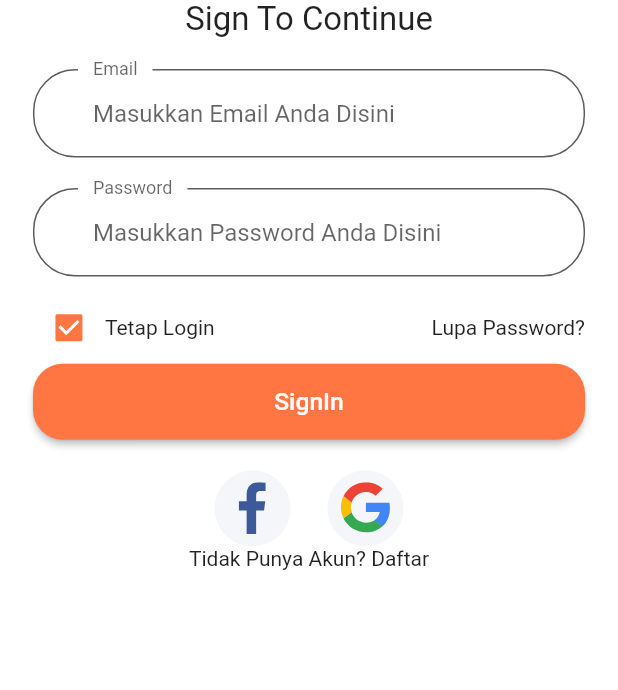
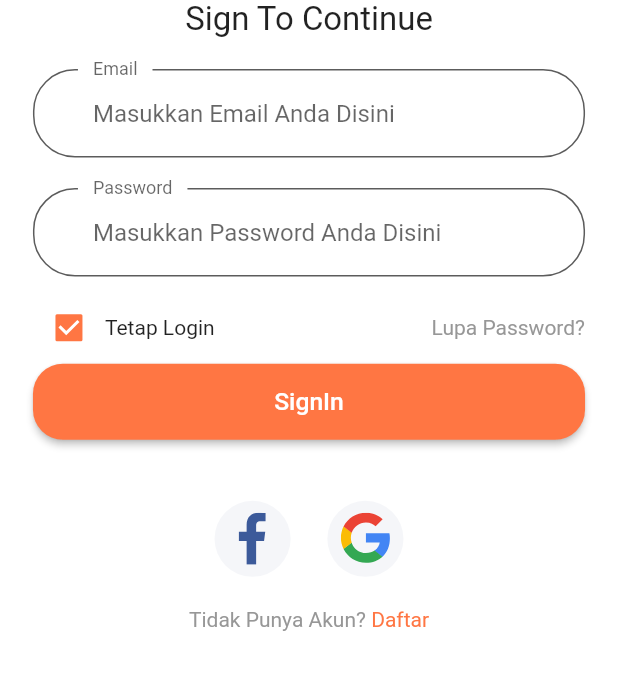
Before and after one commit to alwijein/flutter-tokotok, a Flutter app: the screen it shows after launch, after a tap on "SignIn", on a phone screen of 412 x 824 dp, the part 382-1072 px from its top. Run offline on Flutter 3.47's test engine with Material 2 defaults, Android fonts, the light colour scheme and no system bars; our stand-ins replace bloc, cloud_firestore, equatable, firebase_auth, firebase_core, flutter_bloc and 1 more; accounts and stored records are empty.

Commit message:
sign in add method

```diff
--- a/lib/constants.dart
+++ b/lib/constants.dart
@@ -12,17 +12,14 @@ const kTextColor = Color(0xFF7575757);
 
 const kAnimationDuration = Duration(milliseconds: 250);
 
-
-
-
 // Form Error
-// final RegExp emailValidatorRegExp =
-//     RegExp(r"^[a-zA-Z0-9.]+@[a-zA-Z0-9]+\.[a-zA-Z]+");
-// const String kEmailNullError = "Email Tidak Boleh Kosong";
-// const String kInvalidEmailError = "Mohon Masukkan Email Yang Valid";
-// const String kPassNullError = "Mohon Masukkan Password Anda";
-// const String kShortPassError = "Password Kurang Dari 8";
-// const String kMatchPassError = "Password Tidak Cocok";
-// const String kNamelNullError = "Mohon Masukkan Nama Anda";
-// const String kPhoneNumberNullError = "Mohon Masukkan Password Anda";
-// const String kAddressNullError = "Mohon Masukkan Email Anda";
+final RegExp emailValidatorRegExp =
+    RegExp(r"^[a-zA-Z0-9.]+@[a-zA-Z0-9]+\.[a-zA-Z]+");
+const String kEmailNullError = "Email Tidak Boleh Kosong";
+const String kInvalidEmailError = "Mohon Masukkan Email Yang Valid";
+const String kPassNullError = "Mohon Masukkan Password Anda";
+const String kShortPassError = "Password Kurang Dari 8";
+const String kMatchPassError = "Password Tidak Cocok";
+const String kNamelNullError = "Mohon Masukkan Nama Anda";
+const String kPhoneNumberNullError = "Mohon Masukkan Password Anda";
+const String kAddressNullError = "Mohon Masukkan Email Anda";
--- /dev/null
+++ b/lib/screens/components/costum_preffix_icon.dart
@@ -0,0 +1,28 @@
+import 'package:flutter/material.dart';
+import 'package:flutter_auth_new/size_config.dart';
+import 'package:flutter_svg/svg.dart';
+
+class CostumPreffixIcon extends StatelessWidget {
+  const CostumPreffixIcon({
+    Key? key,
+    required this.svgImg,
+  }) : super(key: key);
+
+  final String svgImg;
+
+  @override
+  Widget build(BuildContext context) {
+    return Padding(
+      padding: EdgeInsets.fromLTRB(
+        0,
+        getPropertionateScreenWidht(20),
+        getPropertionateScreenWidht(20),
+        getPropertionateScreenWidht(20),
+      ),
+      child: SvgPicture.asset(
+        svgImg,
+        height: getPropertionateScreenWidht(18),
+      ),
+    );
+  }
+}
--- a/lib/screens/components/primary_button.dart
+++ b/lib/screens/components/primary_button.dart
@@ -4,8 +4,12 @@ import 'package:flutter_auth_new/services/services.dart';
 import 'package:flutter_auth_new/size_config.dart';
 
 class PrimaryButton extends StatelessWidget {
-  const PrimaryButton({Key? key}) : super(key: key);
-
+  const PrimaryButton({
+    Key? key,
+    required this.email,
+    required this.password,
+  }) : super(key: key);
+  final String email, password;
   @override
   Widget build(BuildContext context) {
     final ButtonStyle primaryButton = ElevatedButton.styleFrom(
@@ -13,13 +17,14 @@ class PrimaryButton extends StatelessWidget {
         shape: RoundedRectangleBorder(
           borderRadius: BorderRadius.circular(20),
         ));
+
     return SizedBox(
       width: double.infinity,
       height: getPropertionateScreenHeight(50),
       child: ElevatedButton(
         style: primaryButton,
         onPressed: () {
-          AuthServices.signIn("admin@mail.io", "adminadmin");
+          AuthServices.signIn(email, password);
         },
         child: Text(
           "SignIn",
--- a/lib/screens/sign_in_screen/components/body.dart
+++ b/lib/screens/sign_in_screen/components/body.dart
@@ -1,5 +1,7 @@
 import 'package:flutter/material.dart';
+import 'package:flutter_auth_new/constants.dart';
 import 'package:flutter_auth_new/screens/sign_in_screen/components/sign_form.dart';
+import 'package:flutter_auth_new/screens/sign_in_screen/components/social_lite_card.dart';
 import 'package:flutter_auth_new/size_config.dart';
 import 'package:flutter_svg/flutter_svg.dart';
 
@@ -11,6 +13,7 @@ class Body extends StatelessWidget {
     return SafeArea(
       child: SizedBox(
         width: double.infinity,
+        child: SingleChildScrollView(
           child: Padding(
             padding: EdgeInsets.symmetric(
               horizontal: getPropertionateScreenWidht(20),
@@ -41,7 +44,44 @@ class Body extends StatelessWidget {
                   ),
                 ),
                 SignForm(),
+                Padding(
+                  padding: EdgeInsets.symmetric(
+                    vertical: getPropertionateScreenHeight(20),
+                  ),
+                  child: Row(
+                    crossAxisAlignment: CrossAxisAlignment.center,
+                    mainAxisAlignment: MainAxisAlignment.center,
+                    children: [
+                      SocialLiteCard(
+                        socialIcon: 'assets/icons/facebook-2.svg',
+                        press: () {},
+                      ),
+                      SocialLiteCard(
+                        socialIcon: 'assets/icons/google-icon.svg',
+                        press: () {},
+                      ),
                     ],
+                  ),
+                ),
+                Row(
+                  mainAxisAlignment: MainAxisAlignment.center,
+                  children: [
+                    Text(
+                      "Tidak Punya Akun? ",
+                      style: TextStyle(
+                        color: kSecondaryColor,
+                      ),
+                    ),
+                    Text(
+                      "Daftar",
+                      style: TextStyle(
+                        color: kPrimaryColor,
+                      ),
+                    ),
+                  ],
+                ),
+              ],
+            ),
           ),
         ),
       ),
--- a/lib/screens/sign_in_screen/components/sign_form.dart
+++ b/lib/screens/sign_in_screen/components/sign_form.dart
@@ -2,16 +2,24 @@ import 'package:flutter/material.dart';
 import 'package:flutter_auth_new/constants.dart';
 import 'package:flutter_auth_new/screens/components/primary_button.dart';
 import 'package:flutter_auth_new/size_config.dart';
-import 'package:flutter_svg/flutter_svg.dart';
 
-class SignForm extends StatelessWidget {
-  const SignForm({
-    Key? key,
-  }) : super(key: key);
+class SignForm extends StatefulWidget {
+  @override
+  _SignFormState createState() => _SignFormState();
+}
+
+class _SignFormState extends State<SignForm> {
+  final TextEditingController email = new TextEditingController();
+
+  final TextEditingController password = new TextEditingController();
+
+  final formKey = GlobalKey<FormState>();
 
   @override
   Widget build(BuildContext context) {
-    return Padding(
+    return Form(
+      key: formKey,
+      child: Padding(
         padding: EdgeInsets.symmetric(
           vertical: getPropertionateScreenHeight(20),
         ),
@@ -24,17 +32,19 @@ class SignForm extends StatelessWidget {
                 labelText: "Email",
                 hintText: "Masukkan Email Anda Disini",
               ),
+              controller: email,
             ),
             SizedBox(
               height: getPropertionateScreenHeight(20),
             ),
             TextFormField(
-            keyboardType: TextInputType.emailAddress,
+              keyboardType: TextInputType.visiblePassword,
               decoration: InputDecoration(
                 floatingLabelBehavior: FloatingLabelBehavior.always,
                 labelText: "Password",
                 hintText: "Masukkan Password Anda Disini",
               ),
+              controller: password,
             ),
             SizedBox(
               height: getPropertionateScreenHeight(10),
@@ -50,59 +60,20 @@ class SignForm extends StatelessWidget {
                 Spacer(
                   flex: 2,
                 ),
-              Text("Lupa Password?"),
-            ],
-          ),
-          PrimaryButton(),
-          SizedBox(
-            height: getPropertionateScreenHeight(20),
-          ),
-          Row(
-            crossAxisAlignment: CrossAxisAlignment.center,
-            mainAxisAlignment: MainAxisAlignment.center,
-            children: [
-              Container(
-                margin: EdgeInsets.symmetric(
-                  horizontal: getPropertionateScreenHeight(10),
-                ),
-                padding: EdgeInsets.all(8),
-                height: getPropertionateScreenHeight(50),
-                width: getPropertionateScreenWidht(50),
-                decoration: BoxDecoration(
-                  shape: BoxShape.circle,
-                  color: Color(0xFFF5F6F9),
-                ),
-                child: SvgPicture.asset(
-                  'assets/icons/facebook-2.svg',
-                  fit: BoxFit.contain,
-                ),
-              ),
-              Container(
-                margin: EdgeInsets.symmetric(
-                  horizontal: getPropertionateScreenHeight(10),
-                ),
-                padding: EdgeInsets.all(8),
-                height: getPropertionateScreenHeight(50),
-                width: getPropertionateScreenWidht(50),
-                decoration: BoxDecoration(
-                  shape: BoxShape.circle,
-                  color: Color(0xFFF5F6F9),
-                ),
-                child: SvgPicture.asset(
-                  'assets/icons/google-icon.svg',
-                  fit: BoxFit.contain,
+                Text(
+                  "Lupa Password?",
+                  style: TextStyle(
+                    color: kSecondaryColor,
                   ),
                 ),
               ],
             ),
-          Row(
-            mainAxisAlignment: MainAxisAlignment.center,
-            children: [
-              Text("Tidak Punya Akun? "),
-              Text("Daftar"),
+            PrimaryButton(
+              email: email.text,
+              password: password.text,
+            ),
           ],
         ),
-        ],
       ),
     );
   }
--- /dev/null
+++ b/lib/screens/sign_in_screen/components/social_lite_card.dart
@@ -0,0 +1,36 @@
+import 'package:flutter/material.dart';
+import 'package:flutter_auth_new/size_config.dart';
+import 'package:flutter_svg/svg.dart';
+
+class SocialLiteCard extends StatelessWidget {
+  const SocialLiteCard({
+    Key? key,
+    this.press,
+    required this.socialIcon,
+  }) : super(key: key);
+  final Function()? press;
+  final String socialIcon;
+
+  @override
+  Widget build(BuildContext context) {
+    return GestureDetector(
+      onTap: press,
+      child: Container(
+        margin: EdgeInsets.symmetric(
+          horizontal: getPropertionateScreenHeight(10),
+        ),
+        padding: EdgeInsets.all(8),
+        height: getPropertionateScreenHeight(50),
+        width: getPropertionateScreenWidht(50),
+        decoration: BoxDecoration(
+          shape: BoxShape.circle,
+          color: Color(0xFFF5F6F9),
+        ),
+        child: SvgPicture.asset(
+          socialIcon,
+          fit: BoxFit.contain,
+        ),
+      ),
+    );
+  }
+}
--- a/lib/theme.dart
+++ b/lib/theme.dart
@@ -37,6 +37,5 @@ InputDecorationTheme inputDecorationTheme() {
     ),
     enabledBorder: outlineInputBorder,
     focusedBorder: outlineInputBorder,
-    focusColor: kPrimaryColor,
   );
 }
```
Lines whose indentation alone changed are shown as unchanged.
